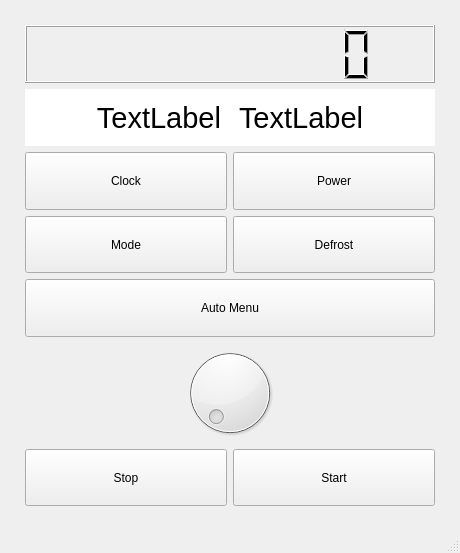
Before: the Qt Designer form mainwindow.ui in 0ranga/microwave, drawn with Qt 5.
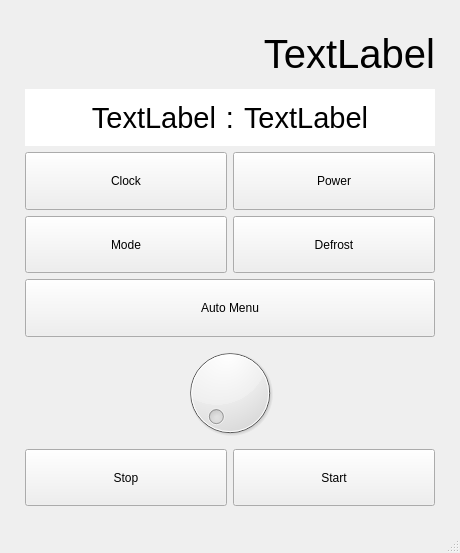
After: the same form once the commit is applied.

Commit message: Did a little bit of a cleanup and started the powerState

```diff
--- a/mainwindow.ui
+++ b/mainwindow.ui
@@ -33,24 +33,23 @@
        <number>16</number>
       </property>
       <item>
-       <widget class="QLCDNumber" name="lcdDisplay">
-        <property name="sizePolicy">
-         <sizepolicy hsizetype="Minimum" vsizetype="Minimum">
-          <horstretch>0</horstretch>
-          <verstretch>0</verstretch>
-         </sizepolicy>
-        </property>
+       <widget class="QLabel" name="mwDisplay">
         <property name="minimumSize">
          <size>
           <width>0</width>
           <height>48</height>
          </size>
         </property>
-        <property name="autoFillBackground">
-         <bool>false</bool>
+        <property name="font">
+         <font>
+          <pointsize>30</pointsize>
+         </font>
         </property>
-        <property name="digitCount">
-         <number>10</number>
+        <property name="text">
+         <string>TextLabel</string>
+        </property>
+        <property name="alignment">
+         <set>Qt::AlignRight|Qt::AlignTrailing|Qt::AlignVCenter</set>
         </property>
        </widget>
       </item>
@@ -94,6 +93,37 @@
           </property>
          </widget>
         </item>
+        <item>
+         <widget class="QLabel" name="doubleDot">
+          <property name="sizePolicy">
+           <sizepolicy hsizetype="Fixed" vsizetype="Preferred">
+            <horstretch>0</horstretch>
+            <verstretch>0</verstretch>
+           </sizepolicy>
+          </property>
+          <property name="minimumSize">
+           <size>
+            <width>10</width>
+            <height>0</height>
+           </size>
+          </property>
+          <property name="font">
+           <font>
+            <pointsize>22</pointsize>
+           </font>
+          </property>
+          <property name="styleSheet">
+           <string notr="true">background-color: rgb(255, 255, 255);
+color: rgb(0,0,0);</string>
+          </property>
+          <property name="text">
+           <string>:</string>
+          </property>
+          <property name="alignment">
+           <set>Qt::AlignCenter</set>
+          </property>
+         </widget>
+        </item>
         <item>
          <widget class="QLabel" name="minutesLabel">
           <property name="minimumSize">
```
The commit also changes 2 other files.
